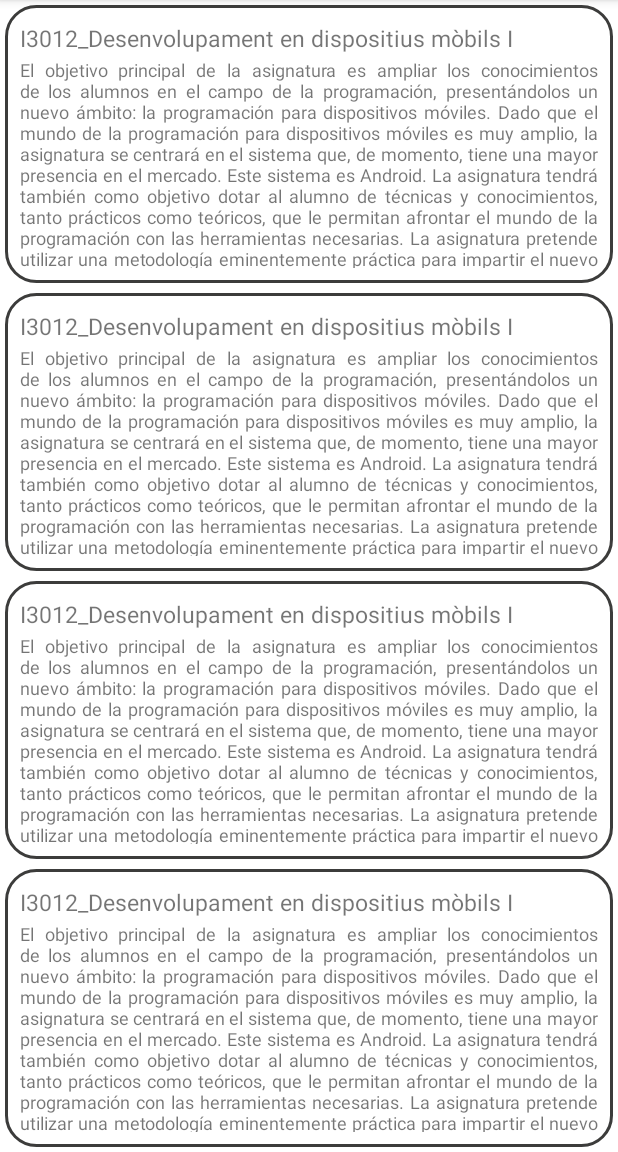
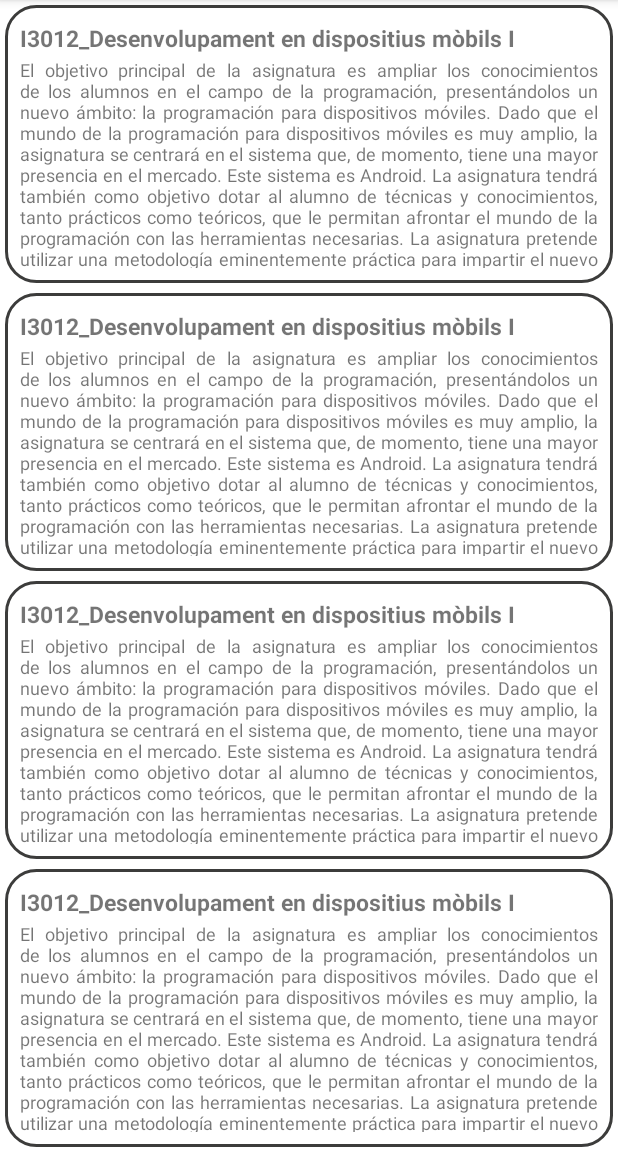
Before and after one commit to Davidmarmit/Ex3_Asignaturas, an Android app: the screen it shows after launch (MainActivity), on a phone screen of 412 x 824 dp, the part 84-1236 px from its top. Run offline under Robolectric (Android 15) with nearby library versions, the phone set to English and light mode, and no system bars.

Commit message:
layouts clickables

```diff
--- a/app/src/main/res/layout/activity_main.xml
+++ b/app/src/main/res/layout/activity_main.xml
@@ -12,21 +12,23 @@
         android:layout_weight="1"
         android:weightSum="2"
         android:layout_margin="3dp"
-        android:background="@drawable/border">
+        android:background="@drawable/border"
+        android:clickable="true">
         <TextView
             android:layout_width="match_parent"
             android:layout_height="0dp"
             android:layout_weight="0.3"
+            android:textStyle="bold"
             android:text="@string/a1"
             android:textSize="15sp"
             android:gravity="center_vertical">
         </TextView>
-        <ImageView
+        <!-- <ImageView
             android:layout_width="6dp"
             android:layout_height="0dp"
             android:src="@drawable/logo">
 
-        </ImageView>
+        </ImageView>-->
 
         <TextView
             android:layout_width="match_parent"
@@ -47,11 +49,13 @@
         android:layout_weight="1"
         android:weightSum="2"
         android:layout_margin="3dp"
-        android:background="@drawable/border">
+        android:background="@drawable/border"
+        android:clickable="true">
         <TextView
             android:layout_width="match_parent"
             android:layout_height="0dp"
             android:layout_weight="0.3"
+            android:textStyle="bold"
             android:text="@string/a1"
             android:textSize="15sp"
             android:gravity="center_vertical">
@@ -75,11 +79,13 @@
         android:orientation="vertical"
         android:layout_weight="1"
         android:layout_margin="3dp"
-        android:background="@drawable/border">
+        android:background="@drawable/border"
+        android:clickable="true">
         <TextView
             android:layout_width="match_parent"
             android:layout_height="0dp"
             android:layout_weight="0.3"
+            android:textStyle="bold"
             android:text="@string/a1"
             android:textSize="15sp"
             android:gravity="center_vertical">
@@ -87,6 +93,7 @@
         </TextView>
         <TextView
             android:layout_width="match_parent"
+
             android:layout_height="0dp"
             android:layout_weight="1.7"
             android:text="@string/d1"
@@ -102,9 +109,11 @@
         android:orientation="vertical"
         android:layout_weight="1"
         android:layout_margin="3dp"
-        android:background="@drawable/border">
+        android:background="@drawable/border"
+        android:clickable="true">
         <TextView
             android:layout_width="match_parent"
+            android:textStyle="bold"
             android:layout_height="0dp"
             android:layout_weight="0.3"
             android:text="@string/a1"
```
